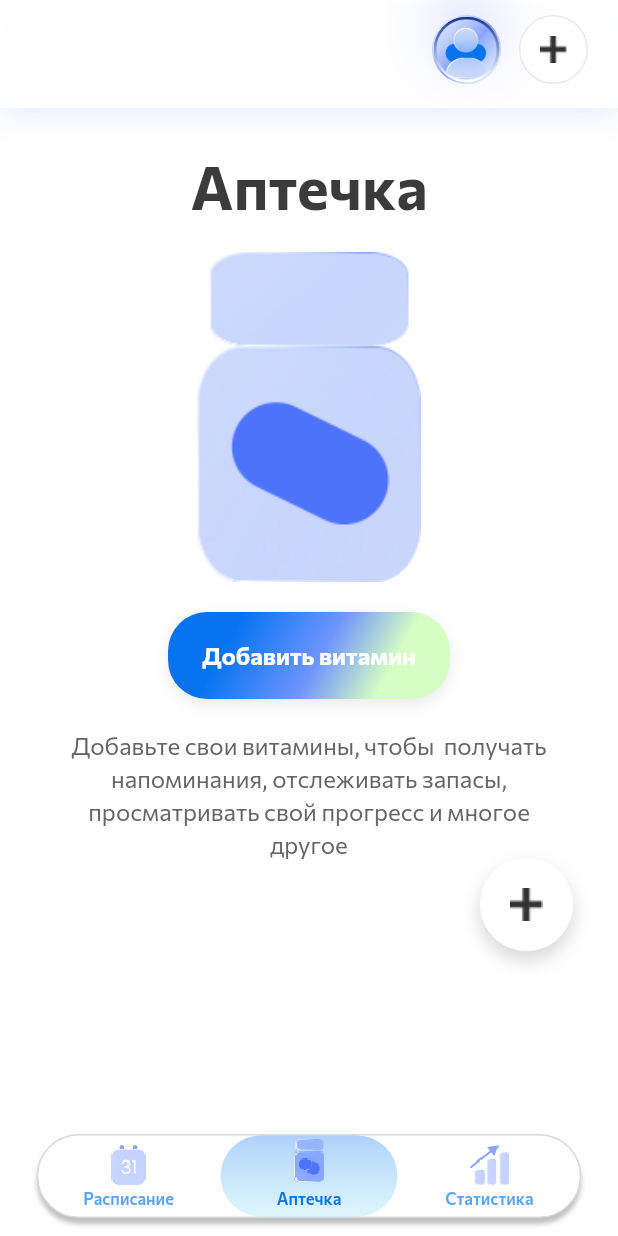
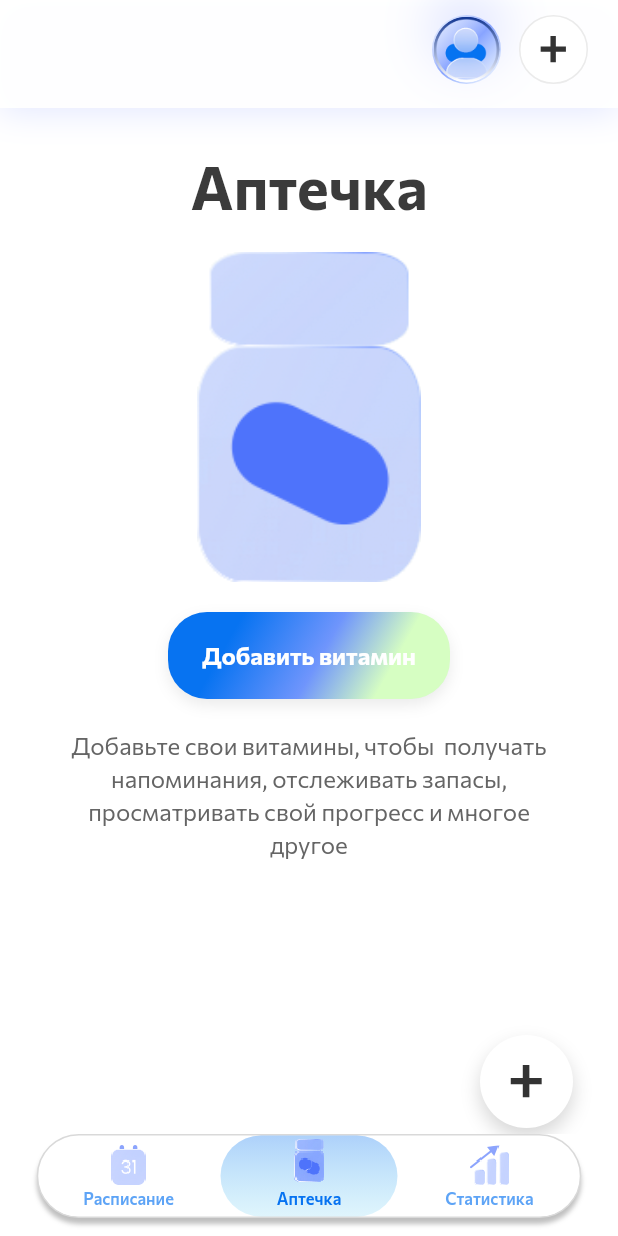
Before and after one commit to Kleshny77/flutter_project, a Flutter app: the screen it shows once a user with an empty profile is signed in, on a phone screen of 412 x 824 dp. Run offline on Flutter 3.47's test engine with Material 3 defaults, Android fonts, the phone set to English and light mode, and no system bars; our stand-ins replace cloud_firestore, firebase_auth, firebase_core, flutter_svg, go_router, image_picker and 1 more; accounts and stored records are empty.

Commit message:
Полировать layout home-экрана и кнопки действий

```diff
--- a/lib/features/home/screens/home_screen.dart
+++ b/lib/features/home/screens/home_screen.dart
@@ -2,6 +2,7 @@ import 'dart:typed_data';
 import 'dart:math' as math;
 
 import 'package:flutter/material.dart';
+import 'package:flutter_svg/flutter_svg.dart';
 
 import '../../../core/app_design.dart';
 import '../../profile/data/user_profile_repository.dart';
@@ -52,6 +53,7 @@ class _HomeScreenState extends State<HomeScreen> {
 
   @override
   Widget build(BuildContext context) {
+    final safeTop = MediaQuery.paddingOf(context).top;
     final safeBottom = MediaQuery.paddingOf(context).bottom;
     final bottomInset = 56.0 + math.max(12.0, safeBottom);
 
@@ -59,14 +61,13 @@ class _HomeScreenState extends State<HomeScreen> {
       backgroundColor: Colors.white,
       body: ColoredBox(
         color: Colors.white,
-        child: SafeArea(
-          bottom: false,
         child: Stack(
           children: [
             Positioned.fill(
               child: Column(
                 children: [
                   _HomeTopHeader(
+                    safeTop: safeTop,
                     onPlusTap: _showFamilyAccountDialog,
                     onProfileTap: _showProfileSheet,
                     avatarBytes: _profile.avatarBytes,
@@ -125,7 +126,6 @@ class _HomeScreenState extends State<HomeScreen> {
                 onPrevious: _goToPreviousOnboardingStep,
               ),
           ],
-        ),
         ),
       ),
     );
@@ -313,6 +313,7 @@ class _BottomNavigationHost extends StatelessWidget {
       color: Colors.white,
       padding: EdgeInsets.only(bottom: math.max(12, safeBottom)),
       child: Center(
+        heightFactor: 1,
         child: LayoutBuilder(
           builder: (context, constraints) {
             final maxWidth = constraints.maxWidth.isFinite
@@ -332,11 +333,13 @@ class _BottomNavigationHost extends StatelessWidget {
 
 class _HomeTopHeader extends StatelessWidget {
   const _HomeTopHeader({
+    required this.safeTop,
     required this.onPlusTap,
     required this.onProfileTap,
     this.avatarBytes,
   });
 
+  final double safeTop;
   final VoidCallback onPlusTap;
   final VoidCallback onProfileTap;
   final Uint8List? avatarBytes;
@@ -344,7 +347,7 @@ class _HomeTopHeader extends StatelessWidget {
   @override
   Widget build(BuildContext context) {
     return Container(
-      height: 72,
+      height: safeTop + 72,
       decoration: BoxDecoration(
         color: Colors.white.withValues(alpha: 0.96),
         boxShadow: [
@@ -358,7 +361,7 @@ class _HomeTopHeader extends StatelessWidget {
       child: Align(
         alignment: Alignment.topRight,
         child: Padding(
-          padding: const EdgeInsets.only(top: 10, right: 20),
+          padding: EdgeInsets.only(top: safeTop + 10, right: 20),
           child: Row(
             mainAxisSize: MainAxisSize.min,
             children: [
@@ -500,11 +503,10 @@ class _SmallPlusCircleButton extends StatelessWidget {
           ),
         ),
         alignment: Alignment.center,
-        child: Image.asset(
-          'assets/images/home/plus.png',
+        child: SvgPicture.asset(
+          'assets/images/home/plus.svg',
           width: 18,
           height: 18,
-          fit: BoxFit.contain,
         ),
       ),
     );
@@ -711,8 +713,10 @@ class _PharmacyTabState extends State<_PharmacyTab> {
     return LayoutBuilder(
       builder: (context, constraints) {
         final availableWidth = math.max(0.0, constraints.maxWidth - 48);
+        final floatingButtonBottom = MediaQuery.paddingOf(context).bottom + 72;
 
         return Stack(
+          fit: StackFit.expand,
           children: [
             SingleChildScrollView(
               padding: EdgeInsets.fromLTRB(24, 32, 24, widget.bottomInset + 90),
@@ -736,7 +740,7 @@ class _PharmacyTabState extends State<_PharmacyTab> {
             ),
             Positioned(
               right: 30,
-              bottom: widget.bottomInset + 30,
+              bottom: floatingButtonBottom,
               child: _FloatingPlusButton(onTap: widget.onAdd),
             ),
           ],
@@ -1042,11 +1046,10 @@ class _FloatingPlusButton extends StatelessWidget {
           ],
         ),
         alignment: Alignment.center,
-        child: Image.asset(
-          'assets/images/home/plus.png',
+        child: SvgPicture.asset(
+          'assets/images/home/plus.svg',
           width: 22,
           height: 22,
-          fit: BoxFit.contain,
         ),
       ),
     );
--- a/lib/features/home/screens/schedule_tab.dart
+++ b/lib/features/home/screens/schedule_tab.dart
@@ -1,6 +1,7 @@
 import 'dart:math' as math;
 
 import 'package:flutter/material.dart';
+import 'package:flutter_svg/flutter_svg.dart';
 
 import '../data/home_preferences.dart';
 import '../data/pharmacy_repository.dart';
@@ -44,8 +45,10 @@ class _ScheduleTabState extends State<ScheduleTab> {
   @override
   Widget build(BuildContext context) {
     final entries = _entriesForSelectedDate;
+    final floatingButtonBottom = MediaQuery.paddingOf(context).bottom + 72;
 
     return Stack(
+      fit: StackFit.expand,
       children: [
         RefreshIndicator(
           color: const Color(0xFF0773F1),
@@ -123,7 +126,7 @@ class _ScheduleTabState extends State<ScheduleTab> {
         if (_hasLoaded && !_hasAnyReminders)
           Positioned(
             right: 30,
-            bottom: widget.bottomInset + 30,
+            bottom: floatingButtonBottom,
             child: _FloatingPlusButton(onTap: widget.onAdd),
           ),
         if (_activeEntry != null)
@@ -848,7 +851,11 @@ class _FloatingPlusButton extends StatelessWidget {
           ],
         ),
         alignment: Alignment.center,
-        child: Image.asset('assets/images/home/plus.png', width: 22, height: 22),
+        child: SvgPicture.asset(
+          'assets/images/home/plus.svg',
+          width: 22,
+          height: 22,
+        ),
       ),
     );
   }
--- a/lib/features/home/widgets/home_tab_bar.dart
+++ b/lib/features/home/widgets/home_tab_bar.dart
@@ -110,6 +110,7 @@ class HomeTabBarHost extends StatelessWidget {
       color: Colors.white,
       padding: EdgeInsets.only(bottom: math.max(12, safeBottom)),
       child: Center(
+        heightFactor: 1,
         child: LayoutBuilder(
           builder: (context, constraints) {
             final maxWidth = constraints.maxWidth.isFinite
--- a/lib/features/profile/screens/edit_profile_screen.dart
+++ b/lib/features/profile/screens/edit_profile_screen.dart
@@ -229,11 +229,12 @@ class _EditProfileScreenState extends State<EditProfileScreen> {
             ),
           ),
         ),
-        IgnorePointer(
+        Transform.translate(
+          offset: const Offset(0, -184),
+          child: IgnorePointer(
             child: Container(
               width: 184,
               height: 184,
-            margin: const EdgeInsets.only(top: -184),
               decoration: BoxDecoration(
                 shape: BoxShape.circle,
                 border: Border.all(
@@ -248,6 +249,7 @@ class _EditProfileScreenState extends State<EditProfileScreen> {
                   ],
                   begin: Alignment.topLeft,
                   end: Alignment.bottomRight,
+                ),
               ),
             ),
           ),
--- a/pubspec.yaml
+++ b/pubspec.yaml
@@ -40,6 +40,7 @@ dependencies:
   path_provider: ^2.1.5
   shared_preferences: ^2.5.4
   image_picker: ^1.2.1
+  flutter_svg: ^2.2.1
 
 dev_dependencies:
   flutter_test:
```
Also changed, not shown: assets/images/home/plus.svg (added), pubspec.lock. Lines whose indentation alone changed are shown as unchanged.
